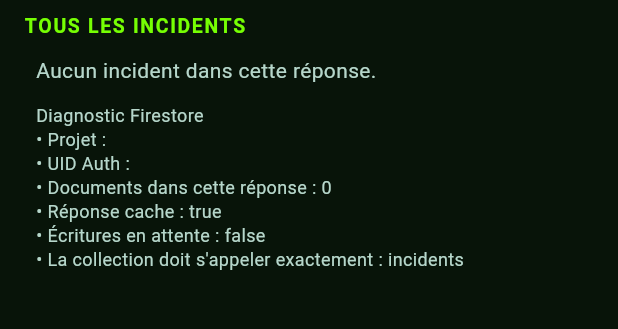
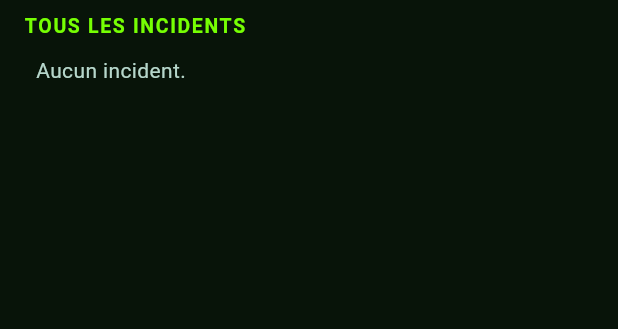
Before and after one commit to Aicha-Dennoune/smart-incident-reporter, a Flutter app: the AdminAffectationPage screen opened directly, on a phone screen of 412 x 824 dp, the part 84-413 px from its top. Run offline on Flutter 3.47's test engine with Material 3 defaults, Android fonts, the phone set to English and light mode, and no system bars; our stand-ins replace cached_network_image, cloud_firestore, firebase_auth, firebase_core, image_picker; accounts and stored records are empty.

```diff
--- a/frontend/lib/screens/admin/admin_affectation_page.dart
+++ b/frontend/lib/screens/admin/admin_affectation_page.dart
@@ -125,25 +125,11 @@ class AdminAffectationPage extends StatelessWidget {
               const SectionTitle('Tous les incidents'),
               const SizedBox(height: 10),
               if (all.isEmpty)
-                Padding(
-                  padding: const EdgeInsets.symmetric(horizontal: 8),
-                  child: Column(
-                    crossAxisAlignment: CrossAxisAlignment.start,
-                    children: [
-                      const Text(
-                        'Aucun incident dans cette réponse.',
-                        style: TextStyle(color: IndustrialTokens.textSecondary),
-                      ),
-                      const SizedBox(height: 12),
-                      SelectableText(
-                        firestoreListDebugFooter(snapshot.data),
-                        style: const TextStyle(
-                          color: IndustrialTokens.textSecondary,
-                          fontSize: 12,
-                          height: 1.35,
-                        ),
-                      ),
-                    ],
+                const Padding(
+                  padding: EdgeInsets.symmetric(horizontal: 8),
+                  child: Text(
+                    'Aucun incident.',
+                    style: TextStyle(color: IndustrialTokens.textSecondary),
                   ),
                 )
               else
```
Also changed, not shown: frontend/lib/screens/admin/admin_incidents_page.dart (+7 -21 lines).
